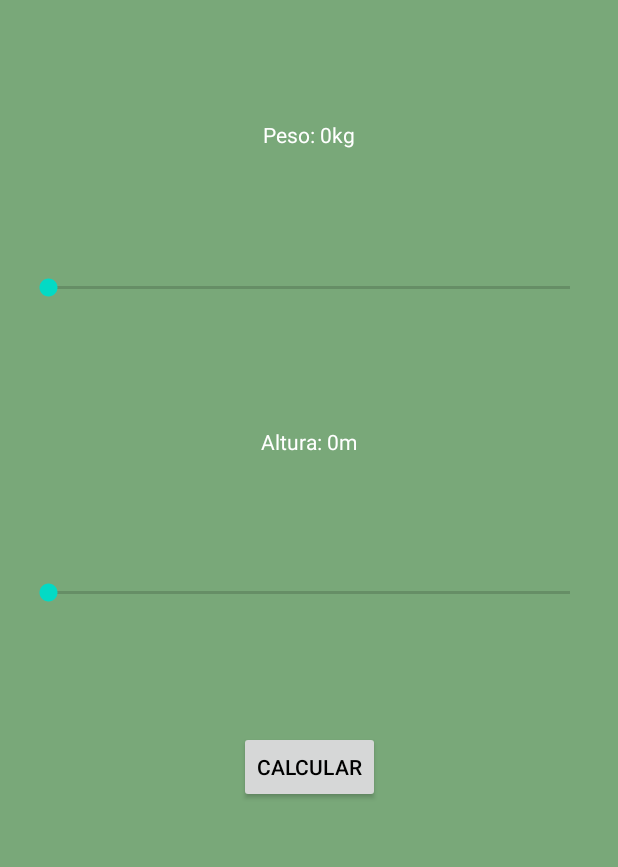
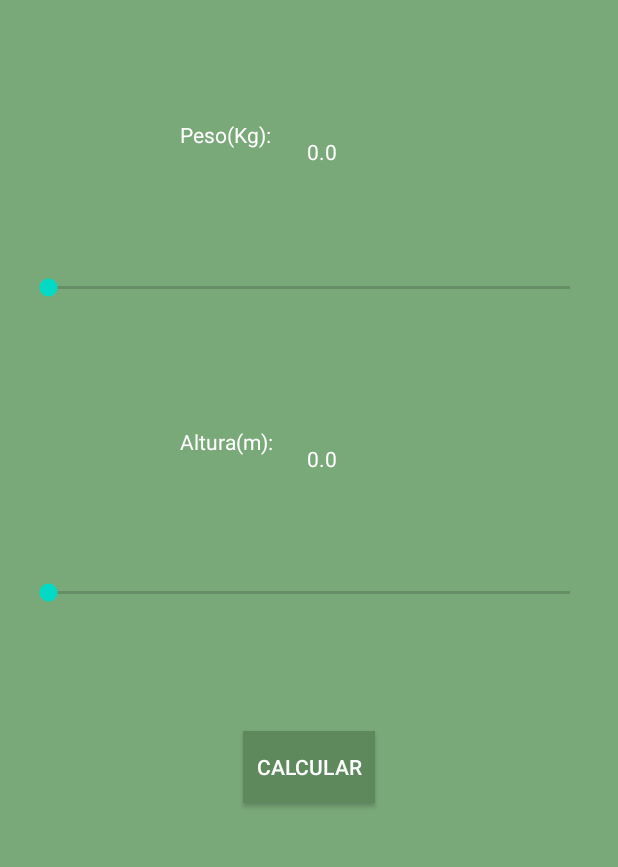
Before and after one commit to AmandaNobre/IMC, an Android app: the screen it shows after launch (MainActivity), on a phone screen of 412 x 824 dp, the part 290-1157 px from its top. Run offline under Robolectric (Android 15) with nearby library versions, the phone set to English and light mode, and no system bars.

Commit message:
Melhorias implementadas

```diff
--- a/app/src/main/res/layout/activity_main.xml
+++ b/app/src/main/res/layout/activity_main.xml
@@ -16,7 +16,7 @@
         android:layout_marginEnd="16dp"
         android:backgroundTint="@android:color/background_light"
         android:indeterminate="false"
-        android:max="300"
+        android:max="3000"
         android:progressTint="@android:color/background_light"
         app:layout_constraintBottom_toTopOf="@+id/txtAltura"
         app:layout_constraintEnd_toEndOf="parent"
@@ -26,25 +26,35 @@
 
     <TextView
         android:id="@+id/txtPeso"
-        android:layout_width="wrap_content"
+        android:layout_width="0dp"
         android:layout_height="wrap_content"
+        android:layout_marginStart="120dp"
         android:text="@string/peso"
         android:textColor="@android:color/background_light"
         app:layout_constraintBottom_toTopOf="@+id/seekBarPeso"
-        app:layout_constraintEnd_toEndOf="parent"
-        app:layout_constraintHorizontal_bias="0.5"
         app:layout_constraintStart_toStartOf="parent"
         app:layout_constraintTop_toBottomOf="@+id/imageView" />
 
     <TextView
-        android:id="@+id/txtAltura"
+        android:id="@+id/txtPesoDecimal"
         android:layout_width="wrap_content"
         android:layout_height="wrap_content"
+        android:layout_marginBottom="68dp"
+        android:text="0.0"
+        android:textColor="@android:color/background_light"
+        app:layout_constraintBottom_toTopOf="@+id/seekBarPeso"
+        app:layout_constraintEnd_toEndOf="parent"
+        app:layout_constraintHorizontal_bias="0.114"
+        app:layout_constraintStart_toEndOf="@+id/txtPeso" />
+
+    <TextView
+        android:id="@+id/txtAltura"
+        android:layout_width="0dp"
+        android:layout_height="wrap_content"
+        android:layout_marginStart="120dp"
         android:text="@string/altura"
         android:textColor="@android:color/background_light"
         app:layout_constraintBottom_toTopOf="@+id/seekBarAltura"
-        app:layout_constraintEnd_toEndOf="parent"
-        app:layout_constraintHorizontal_bias="0.5"
         app:layout_constraintStart_toStartOf="parent"
         app:layout_constraintTop_toBottomOf="@+id/seekBarPeso" />
 
@@ -55,7 +65,7 @@
         android:layout_marginStart="16dp"
         android:layout_marginEnd="16dp"
         android:backgroundTint="@android:color/background_light"
-        android:max="3"
+        android:max="300"
         android:progressTint="@android:color/background_light"
         app:layout_constraintBottom_toTopOf="@+id/btnCalcular"
         app:layout_constraintEnd_toEndOf="parent"
@@ -68,9 +78,10 @@
         android:layout_width="wrap_content"
         android:layout_height="wrap_content"
         android:layout_marginBottom="16dp"
+        android:background="@color/colorPrimaryDark"
         android:shadowColor="@color/colorPrimaryDark"
         android:text="@string/calcular"
-        android:textColor="@android:color/background_dark"
+        android:textColor="@android:color/background_light"
         app:layout_constraintBottom_toBottomOf="parent"
         app:layout_constraintEnd_toEndOf="parent"
         app:layout_constraintHorizontal_bias="0.5"
@@ -89,4 +100,16 @@
         app:layout_constraintTop_toTopOf="parent"
         app:srcCompat="@drawable/logo_imc" />
 
+    <TextView
+        android:id="@+id/txtAlturaDecimal"
+        android:layout_width="wrap_content"
+        android:layout_height="wrap_content"
+        android:layout_marginBottom="68dp"
+        android:text="0.0"
+        android:textColor="@android:color/background_light"
+        app:layout_constraintBottom_toTopOf="@+id/seekBarAltura"
+        app:layout_constraintEnd_toEndOf="parent"
+        app:layout_constraintHorizontal_bias="0.109"
+        app:layout_constraintStart_toEndOf="@+id/txtAltura" />
+
 </androidx.constraintlayout.widget.ConstraintLayout>
--- a/app/src/main/res/layout/activity_resultado.xml
+++ b/app/src/main/res/layout/activity_resultado.xml
@@ -38,7 +38,9 @@
         android:layout_width="wrap_content"
         android:layout_height="wrap_content"
         android:layout_marginBottom="111dp"
-        android:text="Refazer"
+        android:background="@color/colorPrimaryDark"
+        android:text="@string/refazer"
+        android:textColor="@android:color/background_light"
         app:layout_constraintBottom_toBottomOf="parent"
         app:layout_constraintEnd_toEndOf="parent"
         app:layout_constraintHorizontal_bias="0.5"
--- a/app/src/main/res/values/strings.xml
+++ b/app/src/main/res/values/strings.xml
@@ -3,8 +3,9 @@
     <string name="made_by">Made By</string>
     <string name="criadora">Amanda Nobre</string>
     <string name="calcular">Calcular</string>
-    <string name="peso">Peso: 0kg</string>
-    <string name="altura">Altura: 0m</string>
+    <string name="peso">Peso(Kg): </string>
+    <string name="altura">Altura(m): </string>
     <string name="imc">IMC: </string>
     <string name="categoria">Categoria: </string>
+    <string name="refazer">Refazer </string>
 </resources>
```
Also changed, not shown: app/src/main/java/com/example/imc/MainActivity.kt (+18 -7 lines), app/src/main/java/com/example/imc/ResultadoActivity.kt (+7 -7 lines).
